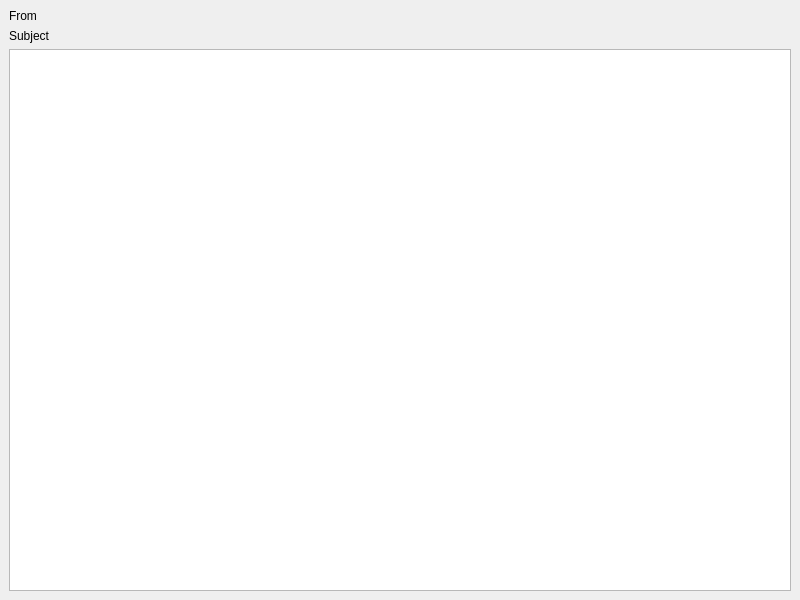
First picture: the form in ui/raw/Reviewer.ui, repository Nakama3942/NameMail, before the edit.
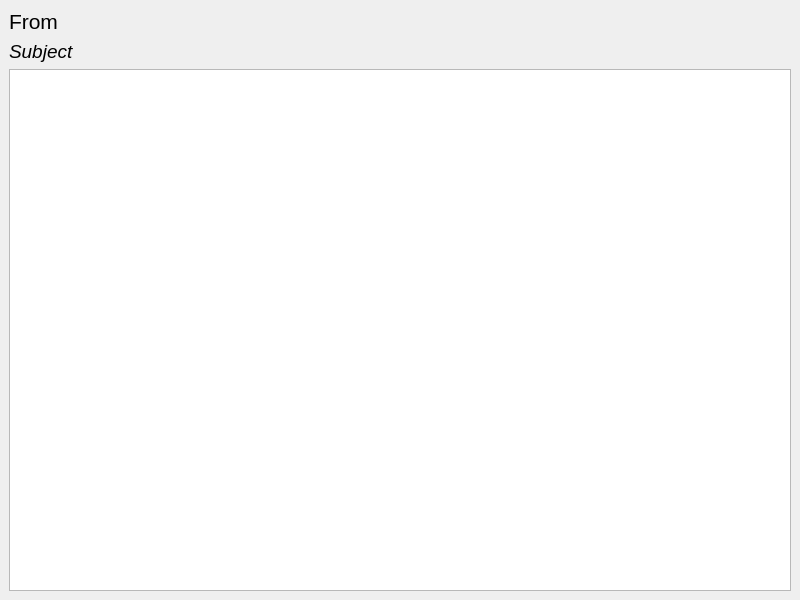
Second picture: the form after the edit.

```diff
--- a/ui/raw/Reviewer.ui
+++ b/ui/raw/Reviewer.ui
@@ -19,6 +19,14 @@
      <layout class="QVBoxLayout" name="verticalLayout">
       <item>
        <widget class="QLabel" name="labelFrom">
+        <property name="font">
+         <font>
+          <pointsize>16</pointsize>
+          <weight>50</weight>
+          <italic>false</italic>
+          <bold>false</bold>
+         </font>
+        </property>
         <property name="text">
          <string>From</string>
         </property>
@@ -26,13 +34,30 @@
       </item>
       <item>
        <widget class="QLabel" name="labelSubject">
+        <property name="font">
+         <font>
+          <pointsize>14</pointsize>
+          <weight>50</weight>
+          <italic>true</italic>
+          <bold>false</bold>
+          <underline>false</underline>
+          <strikeout>false</strikeout>
+          <kerning>true</kerning>
+         </font>
+        </property>
         <property name="text">
          <string>Subject</string>
         </property>
        </widget>
       </item>
       <item>
-       <widget class="QTextBrowser" name="textMail"/>
+       <widget class="QTextBrowser" name="textMail">
+        <property name="font">
+         <font>
+          <pointsize>10</pointsize>
+         </font>
+        </property>
+       </widget>
       </item>
      </layout>
     </item>
```
